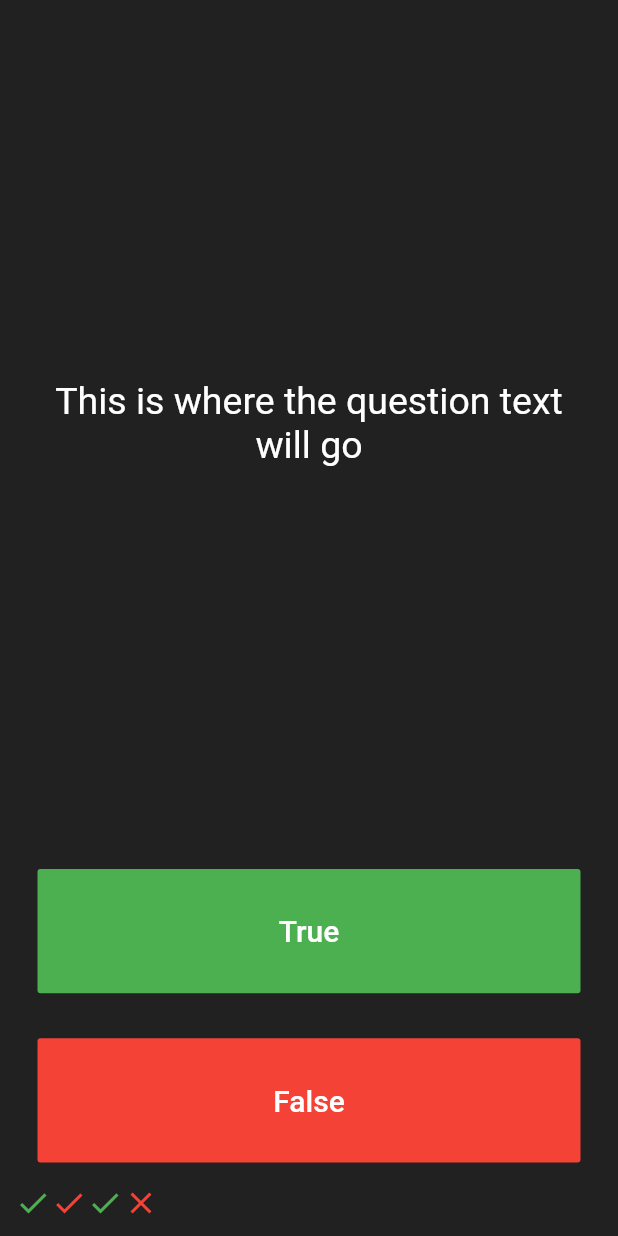
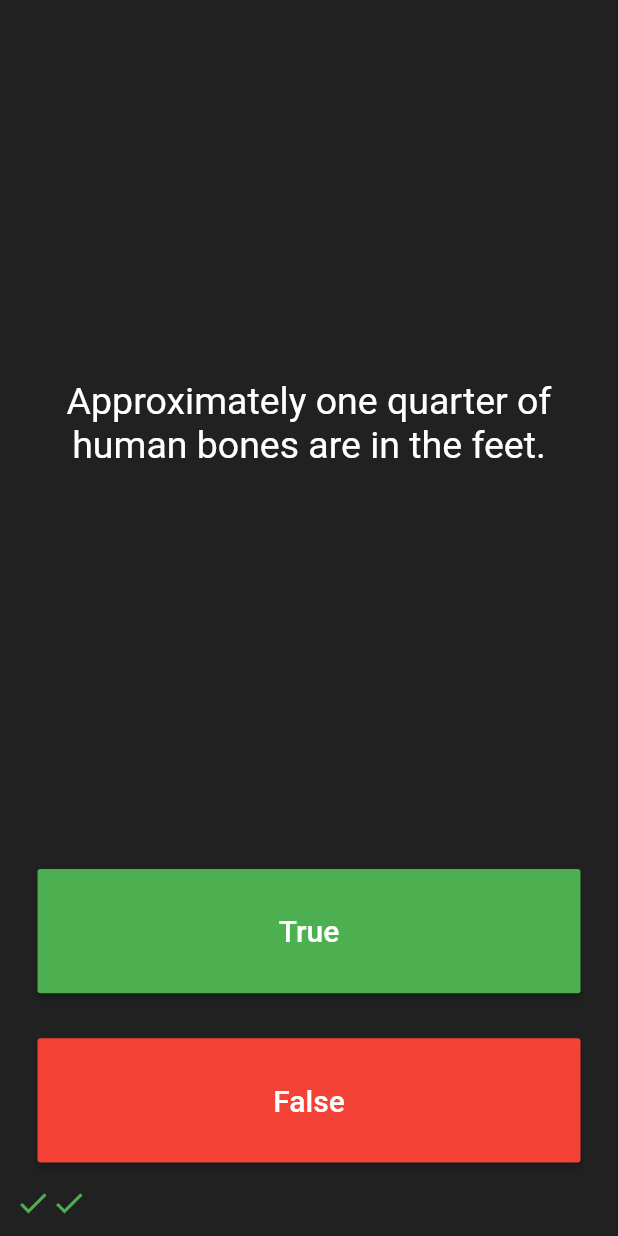
Before and after one commit to vishalsg42/quizzler, a Flutter app: the screen it shows after launch, after a tap on "True", after a tap on "False", on a phone screen of 412 x 824 dp. Run offline on Flutter 3.47's test engine with Material 2 defaults, Android fonts, the phone set to English and light mode, and no system bars; our stand-ins replace rflutter_alert.

```diff
--- a/lib/main.dart
+++ b/lib/main.dart
@@ -1,12 +1,18 @@
+import 'package:flutter/cupertino.dart';
 import 'package:flutter/material.dart';
+import 'package:quizzler/quizbrain.dart';
+import 'package:rflutter_alert/rflutter_alert.dart';
 
 void main() => runApp(QuizApp());
+
+QuizBrain quizBrain = QuizBrain();
 
 class QuizApp extends StatelessWidget {
   // This widget is the root of your application.
   @override
   Widget build(BuildContext context) {
     return MaterialApp(
+      debugShowCheckedModeBanner: false,
       home: Scaffold(
         backgroundColor: Colors.grey.shade900,
         body: SafeArea(
@@ -27,16 +33,66 @@ class QuizHomePage extends StatefulWidget {
 }
 
 class _QuizHomePageState extends State<QuizHomePage> {
-  List<Icon> scoreKeeper = [
+  List<Icon> scoreKeeper = [];
+
+  void resetApp() {
+    setState(() {
+      quizBrain.reset();
+      scoreKeeper = [];
+      print(scoreKeeper);
+    });
+  }
+
+  void generateBadge() {}
+
+  void checkAnswer(bool userPickedAnswer) {
+    if (quizBrain.isFinished()) {
+      Alert(
+        context: context,
+        title: 'Finished!',
+        desc: 'Quiz is completed.',
+        style: AlertStyle(
+//          animationType: AnimationType.fromTop,
+          isCloseButton: true,
+          isOverlayTapDismiss: false,
+        ),
+        closeFunction: () {
+          resetApp();
+        },
+        buttons: [
+          DialogButton(
+            child: Text('Cancel'),
+            onPressed: () {
+              resetApp();
+              Navigator.pop(context);
+            },
+          ),
+        ],
+      ).show();
+    } else {
+      bool correctAnswer = quizBrain.getQuestionAnswer();
+      setState(() {
+        if (correctAnswer == userPickedAnswer) {
+          scoreKeeper.add(
             Icon(
               Icons.check,
               color: Colors.green,
             ),
+          );
+        } else {
+          scoreKeeper.add(
             Icon(
-      Icons.check,
+              Icons.close,
               color: Colors.red,
             ),
-  ];
+          );
+        }
+
+        quizBrain.nextQuestion();
+      });
+    }
+  }
+
   @override
   Widget build(BuildContext context) {
     return Column(
@@ -49,7 +105,7 @@ class _QuizHomePageState extends State<QuizHomePage> {
             padding: EdgeInsets.all(10.0),
             child: Center(
               child: Text(
-                'This is where the question text will go',
+                quizBrain.getQuestionText(),
                 textAlign: TextAlign.center,
                 style: TextStyle(
                   color: Colors.white,
@@ -62,17 +118,9 @@ class _QuizHomePageState extends State<QuizHomePage> {
         Expanded(
           child: Padding(
             padding: const EdgeInsets.all(15.0),
-            child: FlatButton(
+            child: RaisedButton(
               onPressed: () {
-                print('True button pressed');
-                setState(() {
-                  scoreKeeper.add(
-                    Icon(
-                      Icons.check,
-                      color: Colors.green,
-                    ),
-                  );
-                });
+                checkAnswer(true);
               },
               textColor: Colors.white,
               color: Colors.green,
@@ -88,17 +136,9 @@ class _QuizHomePageState extends State<QuizHomePage> {
         Expanded(
           child: Padding(
             padding: const EdgeInsets.all(15.0),
-            child: FlatButton(
+            child: RaisedButton(
               onPressed: () {
-                print('False button pressed');
-                setState(() {
-                  scoreKeeper.add(
-                    Icon(
-                      Icons.close,
-                      color: Colors.red,
-                    ),
-                  );
-                });
+                checkAnswer(false);
               },
               textColor: Colors.white,
               color: Colors.red,
--- /dev/null
+++ b/lib/question.dart
@@ -0,0 +1,6 @@
+class Question {
+  String questionText;
+  bool questionAnswer;
+
+  Question(this.questionText, this.questionAnswer);
+}
--- /dev/null
+++ b/lib/quizbrain.dart
@@ -0,0 +1,58 @@
+import 'package:quizzler/question.dart';
+
+class QuizBrain {
+  int _questionNumber = 0;
+  List<Question> _questionBank = [
+    Question('Some cats are actually allergic to humans', true),
+    Question('You can lead a cow down stairs but not up stairs.', false),
+    Question('Approximately one quarter of human bones are in the feet.', true),
+    Question('A slug\'s blood is green.', true),
+    Question('Buzz Aldrin\'s mother\'s maiden name was \"Moon\".', true),
+    Question('It is illegal to pee in the Ocean in Portugal.', true),
+    Question(
+        'No piece of square dry paper can be folded in half more than 7 times.',
+        false),
+    Question(
+        'In London, UK, if you happen to die in the House of Parliament, you are technically entitled to a state funeral, because the building is considered too sacred a place.',
+        true),
+    Question(
+        'The loudest sound produced by any animal is 188 decibels. That animal is the African Elephant.',
+        false),
+    Question(
+        'The total surface area of two human lungs is approximately 70 square metres.',
+        true),
+    Question('Google was originally called \"Backrub\".', true),
+    Question(
+        'Chocolate affects a dog\'s heart and nervous system; a few ounces are enough to kill a small dog.',
+        true),
+    Question(
+        'In West Virginia, USA, if you accidentally hit an animal with your car, you are free to take it home to eat.',
+        true),
+  ];
+
+  void nextQuestion() {
+    if (_questionNumber < _questionBank.length - 1) {
+      _questionNumber++;
+    }
+    print('questNumber $_questionNumber');
+  }
+
+  String getQuestionText() {
+    return _questionBank[_questionNumber].questionText;
+  }
+
+  bool getQuestionAnswer() {
+    return _questionBank[_questionNumber].questionAnswer;
+  }
+
+  bool isFinished() {
+    if (_questionNumber == _questionBank.length - 1) {
+      return true;
+    }
+    return false;
+  }
+
+  void reset() {
+    _questionNumber = 0;
+  }
+}
```
Also changed, not shown: pubspec.yaml (+2 -24 lines), pubspec.lock. Lines whose indentation alone changed are shown as unchanged.
